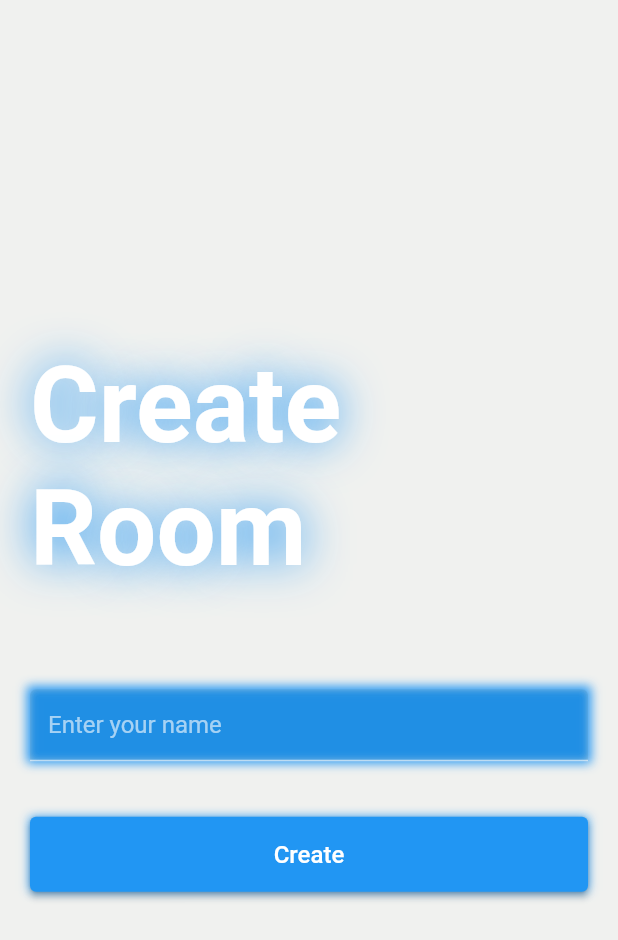
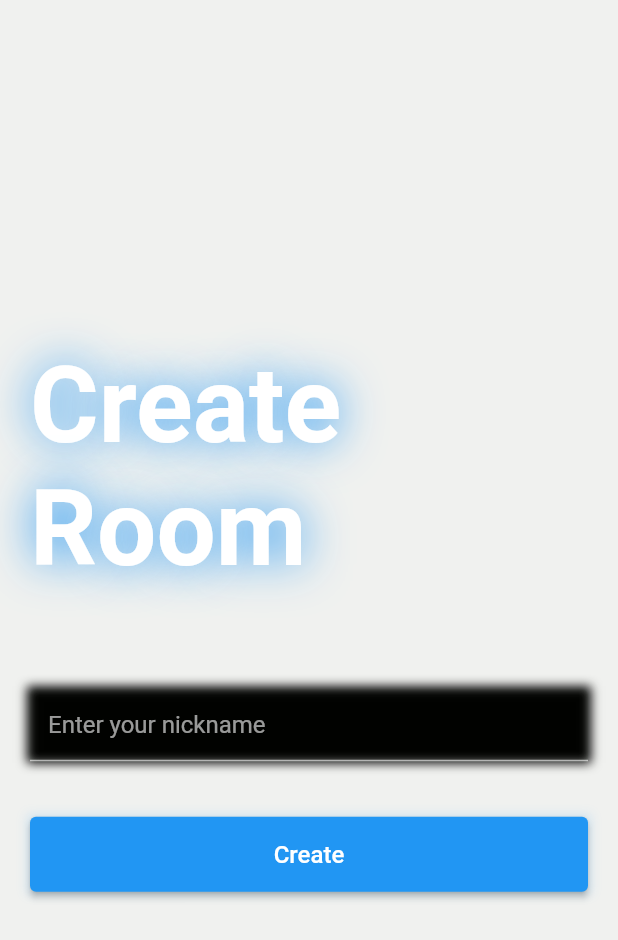
Before and after one commit to HazemHamdy7/tec_tac_toc, a Flutter app: the CreateRoomScreen screen opened by its route, on a phone screen of 412 x 824 dp. Shown: the top 940 px of the screen. Run offline on Flutter 3.47's test engine with Material 2 defaults, Android fonts, the phone set to English and light mode, and no system bars.

```diff
--- a/lib/main.dart
+++ b/lib/main.dart
@@ -18,7 +18,7 @@ class MyApp extends StatelessWidget {
     return MaterialApp(
       title: 'Flutter Demo',
       theme: ThemeData.dark(
-              // useMaterial3: true,
+              //  useMaterial3: true,
               )
           .copyWith(
         scaffoldBackgroundColor: bgColor,
--- a/lib/screens/create_room_screen.dart
+++ b/lib/screens/create_room_screen.dart
@@ -41,7 +41,7 @@ class _CreateRoomScreenState extends State<CreateRoomScreen> {
               ),
               SizedBox(height: size.height * 0.08),
               CustomTextField(
-                  controller: _nameController, hintText: 'Enter your name'),
+                  controller: _nameController, hintText: 'Enter your nickname'),
               SizedBox(height: size.height * 0.045),
               CustomButton(onTap: () {}, text: 'Create')
             ],
--- a/lib/widgets/custom_button.dart
+++ b/lib/widgets/custom_button.dart
@@ -9,17 +9,20 @@ class CustomButton extends StatelessWidget {
   }) : super(key: key);
   final VoidCallback onTap;
   final String text;
+
   @override
   Widget build(BuildContext context) {
     final width = MediaQuery.of(context).size.width;
     return Container(
-      decoration: const BoxDecoration(boxShadow: [
-        BoxShadow(
-          color: Colors.blue,
-          blurRadius: 5,
-          spreadRadius: 0,
-        ),
-      ]),
+      decoration: BoxDecoration(
+        boxShadow: [
+          BoxShadow(
+            color: Colors.blue.withOpacity(0.15),
+            blurRadius: 5,
+            spreadRadius: 2,
+          ),
+        ],
+      ),
       child: ElevatedButton(
         onPressed: onTap,
         style: ElevatedButton.styleFrom(
--- a/lib/widgets/custom_text_filed.dart
+++ b/lib/widgets/custom_text_filed.dart
@@ -18,7 +18,7 @@ class CustomTextField extends StatelessWidget {
       decoration: const BoxDecoration(
         boxShadow: [
           BoxShadow(
-            color: Colors.blue,
+            //color: Colors.blue,
             blurRadius: 5,
             spreadRadius: 2,
           ),
```
Also changed, not shown: lib/screens/join_room_screen.dart (+44 -1 lines), pubspec.yaml (+4 -12 lines), pubspec.lock, 1 other file.
